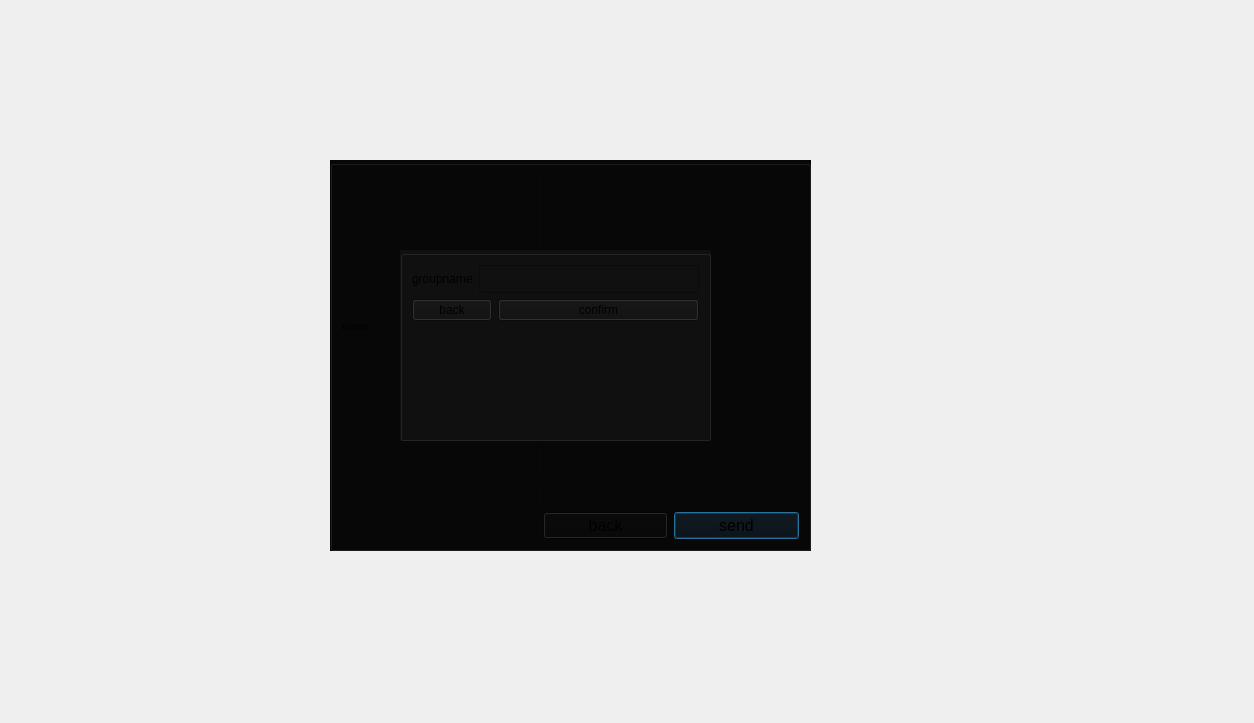
Before: the Qt Designer form massenger/sendmessagegroup_dialog.ui in MahanBeidokhti/AP-Messenger, drawn with Qt 5.
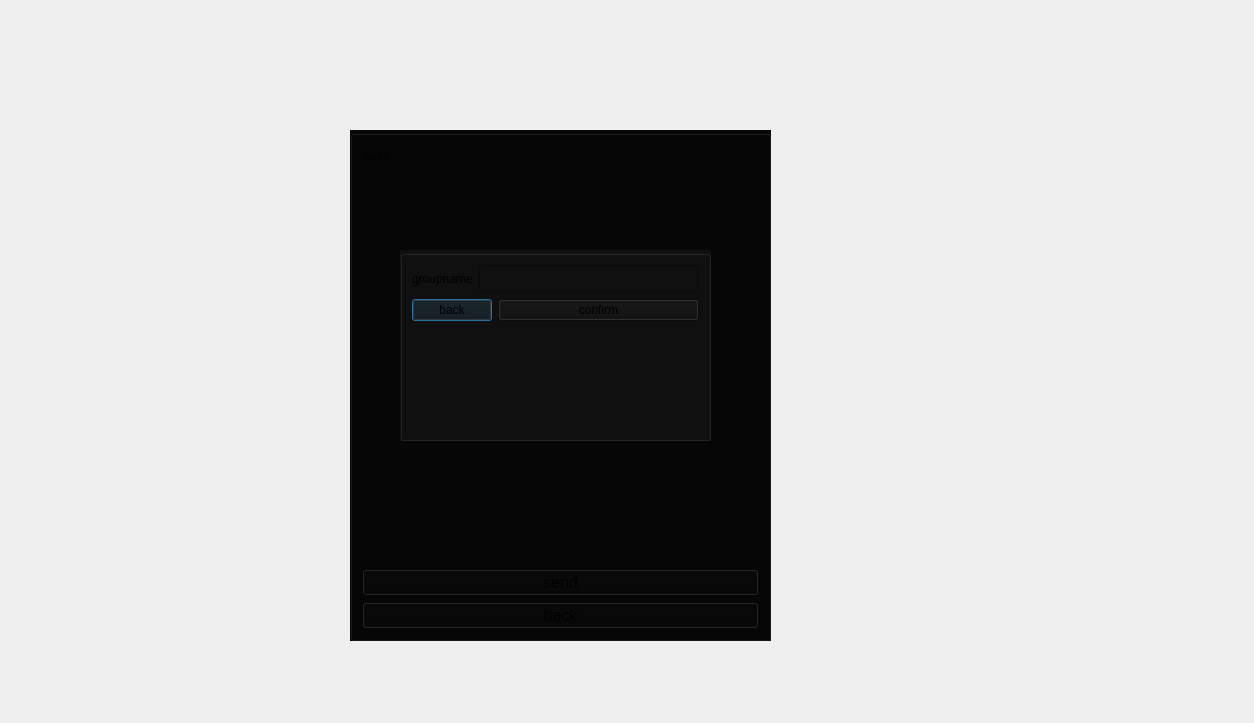
After: the same form once the commit is applied. Icons and pictures are not drawn.

```diff
--- a/massenger/sendmessagegroup_dialog.ui
+++ b/massenger/sendmessagegroup_dialog.ui
@@ -16,83 +16,6 @@
   <property name="styleSheet">
    <string notr="true">background-image: url(:/Source/@metawalls.jpg);</string>
   </property>
-  <widget class="QGroupBox" name="chat_groupBox">
-   <property name="geometry">
-    <rect>
-     <x>330</x>
-     <y>160</y>
-     <width>481</width>
-     <height>391</height>
-    </rect>
-   </property>
-   <property name="styleSheet">
-    <string notr="true">background-color: rgb(7, 7, 7);</string>
-   </property>
-   <property name="title">
-    <string/>
-   </property>
-   <layout class="QGridLayout" name="gridLayout">
-    <item row="1" column="1" colspan="2">
-     <widget class="QLineEdit" name="send_lineEdit">
-      <property name="text">
-       <string/>
-      </property>
-     </widget>
-    </item>
-    <item row="2" column="2">
-     <widget class="QPushButton" name="send_pushButton">
-      <property name="font">
-       <font>
-        <pointsize>12</pointsize>
-       </font>
-      </property>
-      <property name="text">
-       <string>send</string>
-      </property>
-     </widget>
-    </item>
-    <item row="0" column="1" colspan="2">
-     <widget class="QListView" name="massege_listView"/>
-    </item>
-    <item row="2" column="1">
-     <widget class="QPushButton" name="back_chat_pushButton">
-      <property name="font">
-       <font>
-        <pointsize>12</pointsize>
-       </font>
-      </property>
-      <property name="text">
-       <string>back</string>
-      </property>
-     </widget>
-    </item>
-    <item row="0" column="0">
-     <layout class="QHBoxLayout" name="horizontalLayout_2">
-      <item>
-       <widget class="QLabel" name="name_label">
-        <property name="font">
-         <font>
-          <pointsize>8</pointsize>
-         </font>
-        </property>
-        <property name="text">
-         <string>name :</string>
-        </property>
-       </widget>
-      </item>
-      <item>
-       <widget class="QLineEdit" name="recieved_groupname_lineEdit">
-        <property name="font">
-         <font>
-          <pointsize>8</pointsize>
-         </font>
-        </property>
-       </widget>
-      </item>
-     </layout>
-    </item>
-   </layout>
-  </widget>
   <widget class="QGroupBox" name="groupname_groupBox">
    <property name="geometry">
     <rect>
@@ -148,6 +71,88 @@
     </item>
    </layout>
   </widget>
+  <widget class="QGroupBox" name="chat_groupBox">
+   <property name="geometry">
+    <rect>
+     <x>350</x>
+     <y>130</y>
+     <width>421</width>
+     <height>511</height>
+    </rect>
+   </property>
+   <property name="styleSheet">
+    <string notr="true">background-color: rgb(6, 6, 6);</string>
+   </property>
+   <property name="title">
+    <string/>
+   </property>
+   <layout class="QGridLayout" name="gridLayout">
+    <item row="0" column="0">
+     <layout class="QHBoxLayout" name="horizontalLayout_2">
+      <item>
+       <widget class="QLabel" name="label_2">
+        <property name="font">
+         <font>
+          <pointsize>8</pointsize>
+         </font>
+        </property>
+        <property name="text">
+         <string>name :</string>
+        </property>
+       </widget>
+      </item>
+      <item>
+       <widget class="QLabel" name="name_label">
+        <property name="font">
+         <font>
+          <pointsize>14</pointsize>
+         </font>
+        </property>
+        <property name="text">
+         <string/>
+        </property>
+       </widget>
+      </item>
+     </layout>
+    </item>
+    <item row="1" column="0">
+     <widget class="QTextEdit" name="message_textEdit"/>
+    </item>
+    <item row="2" column="0">
+     <widget class="QLineEdit" name="send_lineEdit">
+      <property name="text">
+       <string/>
+      </property>
+     </widget>
+    </item>
+    <item row="3" column="0">
+     <widget class="QPushButton" name="send_pushButton">
+      <property name="font">
+       <font>
+        <pointsize>12</pointsize>
+       </font>
+      </property>
+      <property name="text">
+       <string>send</string>
+      </property>
+     </widget>
+    </item>
+    <item row="4" column="0">
+     <widget class="QPushButton" name="back_chat_pushButton">
+      <property name="font">
+       <font>
+        <pointsize>12</pointsize>
+       </font>
+      </property>
+      <property name="text">
+       <string>back</string>
+      </property>
+     </widget>
+    </item>
+   </layout>
+  </widget>
+  <zorder>chat_groupBox</zorder>
+  <zorder>groupname_groupBox</zorder>
  </widget>
  <resources/>
  <connections/>
```
